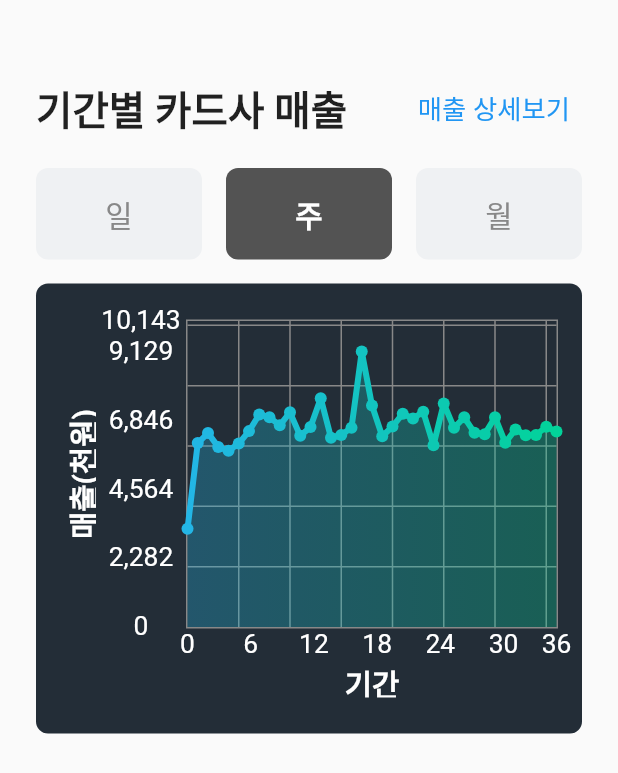
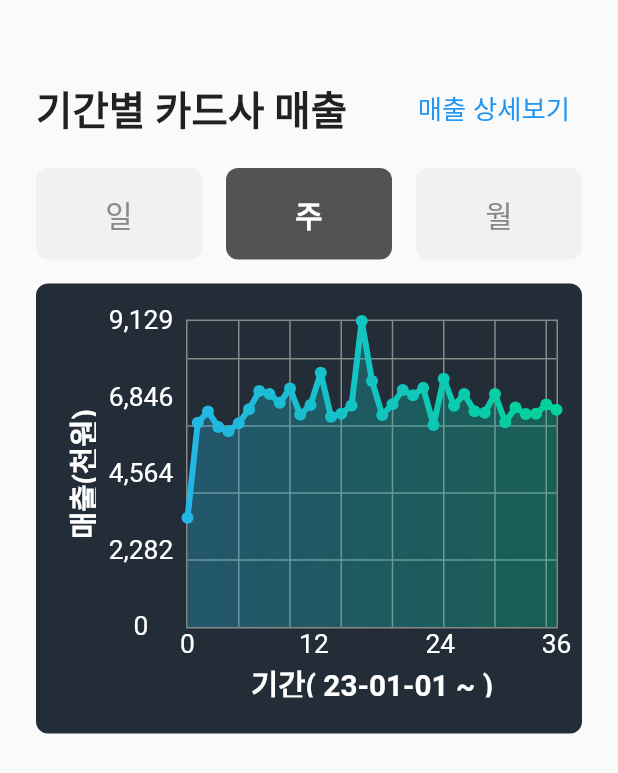
Before and after one commit to yeongwooCho/card_settlement, a Flutter app: the CustomCalculateScreen widget shown alone on an empty page, opened directly, after a tap on an icon or button, on a phone screen of 412 x 824 dp. Shown: the top 773 px of the screen. Run offline on Flutter 3.47's test engine with Material 2 defaults, Android fonts, the phone set to English and light mode, and no system bars; drawn by our look-alikes of fl_chart; our stand-ins replace data_table_2, fluttertoast, table_calendar.

Commit message:
[add] 기간별 배달어플 매출 차트 구현 완료

```diff
--- /dev/null
+++ b/lib/data/delivery/chart_delivery_data.dart
@@ -0,0 +1,239 @@
+List<dynamic> chartDeliveryData = [
+  [DateTime(2023, 1, 1), 296792],
+  [DateTime(2023, 1, 2), 130375],
+  [DateTime(2023, 1, 3), 82691],
+  [DateTime(2023, 1, 4), 140607],
+  [DateTime(2023, 1, 5), 154846],
+  [DateTime(2023, 1, 6), 177450],
+  [DateTime(2023, 1, 7), 284981],
+  [DateTime(2023, 1, 8), 153054],
+  [DateTime(2023, 1, 9), 212653],
+  [DateTime(2023, 1, 11), 140294],
+  [DateTime(2023, 1, 12), 146212],
+  [DateTime(2023, 1, 13), 149368],
+  [DateTime(2023, 1, 14), 241884],
+  [DateTime(2023, 1, 15), 95851],
+  [DateTime(2023, 1, 16), 169131],
+  [DateTime(2023, 1, 17), 41026],
+  [DateTime(2023, 1, 18), 168388],
+  [DateTime(2023, 1, 19), 130700],
+  [DateTime(2023, 1, 20), 74826],
+  [DateTime(2023, 1, 21), 281134],
+  [DateTime(2023, 1, 22), 25571],
+  [DateTime(2023, 1, 23), 284575],
+  [DateTime(2023, 1, 24), 261446],
+  [DateTime(2023, 1, 25), 201542],
+  [DateTime(2023, 1, 27), 95002],
+  [DateTime(2023, 1, 28), 131121],
+  [DateTime(2023, 1, 29), 28222],
+  [DateTime(2023, 1, 30), 49707],
+  [DateTime(2023, 1, 31), 103415],
+  [DateTime(2023, 2, 1), 153678],
+  [DateTime(2023, 2, 3), 175377],
+  [DateTime(2023, 2, 4), 333688],
+  [DateTime(2023, 2, 5), 264690],
+  [DateTime(2023, 2, 6), 128288],
+  [DateTime(2023, 2, 7), 167067],
+  [DateTime(2023, 2, 8), 173381],
+  [DateTime(2023, 2, 9), 132083],
+  [DateTime(2023, 2, 10), 100230],
+  [DateTime(2023, 2, 11), 229809],
+  [DateTime(2023, 2, 12), 241806],
+  [DateTime(2023, 2, 13), 167754],
+  [DateTime(2023, 2, 14), 115410],
+  [DateTime(2023, 2, 15), 117311],
+  [DateTime(2023, 2, 16), 82039],
+  [DateTime(2023, 2, 17), 152389],
+  [DateTime(2023, 2, 18), 300721],
+  [DateTime(2023, 2, 19), 221401],
+  [DateTime(2023, 2, 20), 105405],
+  [DateTime(2023, 2, 21), 74551],
+  [DateTime(2023, 2, 22), 146619],
+  [DateTime(2023, 2, 23), 73499],
+  [DateTime(2023, 2, 24), 106068],
+  [DateTime(2023, 2, 25), 171269],
+  [DateTime(2023, 2, 26), 153377],
+  [DateTime(2023, 2, 27), 170448],
+  [DateTime(2023, 2, 28), 313055],
+  [DateTime(2023, 3, 1), 263755],
+  [DateTime(2023, 3, 2), 151109],
+  [DateTime(2023, 3, 3), 108285],
+  [DateTime(2023, 3, 4), 106068],
+  [DateTime(2023, 3, 5), 246262],
+  [DateTime(2023, 3, 6), 102159],
+  [DateTime(2023, 3, 7), 192196],
+  [DateTime(2023, 3, 8), 127191],
+  [DateTime(2023, 3, 10), 338398],
+  [DateTime(2023, 3, 11), 94171],
+  [DateTime(2023, 3, 12), 231754],
+  [DateTime(2023, 3, 13), 182332],
+  [DateTime(2023, 3, 14), 78614],
+  [DateTime(2023, 3, 16), 121483],
+  [DateTime(2023, 3, 17), 154196],
+  [DateTime(2023, 3, 18), 232638],
+  [DateTime(2023, 3, 19), 122985],
+  [DateTime(2023, 3, 20), 149285],
+  [DateTime(2023, 3, 21), 122421],
+  [DateTime(2023, 3, 22), 101939],
+  [DateTime(2023, 3, 23), 98176],
+  [DateTime(2023, 3, 24), 198242],
+  [DateTime(2023, 3, 25), 177037],
+  [DateTime(2023, 3, 26), 313563],
+  [DateTime(2023, 3, 27), 106908],
+  [DateTime(2023, 3, 28), 162213],
+  [DateTime(2023, 3, 29), 75162],
+  [DateTime(2023, 3, 30), 72831],
+  [DateTime(2023, 3, 31), 193997],
+  [DateTime(2023, 4, 1), 78353],
+  [DateTime(2023, 4, 2), 207640],
+  [DateTime(2023, 4, 6), 108322],
+  [DateTime(2023, 4, 7), 127592],
+  [DateTime(2023, 4, 8), 0],
+  [DateTime(2023, 4, 9), 238876],
+  [DateTime(2023, 4, 10), 47030],
+  [DateTime(2023, 4, 11), 177003],
+  [DateTime(2023, 4, 12), 45716],
+  [DateTime(2023, 4, 13), 114278],
+  [DateTime(2023, 4, 14), 208458],
+  [DateTime(2023, 4, 15), 335400],
+  [DateTime(2023, 4, 16), 261655],
+  [DateTime(2023, 4, 17), 197839],
+  [DateTime(2023, 4, 18), 100306],
+  [DateTime(2023, 4, 19), 86380],
+  [DateTime(2023, 4, 20), 119626],
+  [DateTime(2023, 4, 21), 183968],
+  [DateTime(2023, 4, 22), 229320],
+  [DateTime(2023, 4, 23), 201093],
+  [DateTime(2023, 4, 24), 140799],
+  [DateTime(2023, 4, 25), 143586],
+  [DateTime(2023, 4, 26), 237709],
+  [DateTime(2023, 4, 28), 195057],
+  [DateTime(2023, 4, 29), 117165],
+  [DateTime(2023, 4, 30), 360092],
+  [DateTime(2023, 5, 1), 228557],
+  [DateTime(2023, 5, 2), 170735],
+  [DateTime(2023, 5, 3), 77959],
+  [DateTime(2023, 5, 4), 226422],
+  [DateTime(2023, 5, 5), 401415],
+  [DateTime(2023, 5, 6), 242776],
+  [DateTime(2023, 5, 7), 339221],
+  [DateTime(2023, 5, 8), 245930],
+  [DateTime(2023, 5, 10), 154441],
+  [DateTime(2023, 5, 11), 130451],
+  [DateTime(2023, 5, 12), 257368],
+  [DateTime(2023, 5, 13), 133960],
+  [DateTime(2023, 5, 14), 285578],
+  [DateTime(2023, 5, 15), 115794],
+  [DateTime(2023, 5, 16), 123545],
+  [DateTime(2023, 5, 17), 128573],
+  [DateTime(2023, 5, 18), 237410],
+  [DateTime(2023, 5, 19), 144199],
+  [DateTime(2023, 5, 20), 260349],
+  [DateTime(2023, 5, 21), 171896],
+  [DateTime(2023, 5, 22), 31814],
+  [DateTime(2023, 5, 24), 111186],
+  [DateTime(2023, 5, 25), 123433],
+  [DateTime(2023, 5, 26), 157090],
+  [DateTime(2023, 5, 27), 182793],
+  [DateTime(2023, 5, 28), 324456],
+  [DateTime(2023, 5, 29), 223759],
+  [DateTime(2023, 5, 30), 103476],
+  [DateTime(2023, 5, 31), 123050],
+  [DateTime(2023, 6, 2), 280025],
+  [DateTime(2023, 6, 3), 187742],
+  [DateTime(2023, 6, 4), 205687],
+  [DateTime(2023, 6, 5), 196610],
+  [DateTime(2023, 6, 6), 81852],
+  [DateTime(2023, 6, 7), 120815],
+  [DateTime(2023, 6, 8), 198853],
+  [DateTime(2023, 6, 9), 296741],
+  [DateTime(2023, 6, 10), 42894],
+  [DateTime(2023, 6, 11), 287080],
+  [DateTime(2023, 6, 12), 172149],
+  [DateTime(2023, 6, 13), 99138],
+  [DateTime(2023, 6, 14), 151826],
+  [DateTime(2023, 6, 15), 271274],
+  [DateTime(2023, 6, 16), 209902],
+  [DateTime(2023, 6, 17), 395787],
+  [DateTime(2023, 6, 18), 296853],
+  [DateTime(2023, 6, 19), 318744],
+  [DateTime(2023, 6, 20), 249979],
+  [DateTime(2023, 6, 22), 225983],
+  [DateTime(2023, 6, 23), 363658],
+  [DateTime(2023, 6, 24), 248321],
+  [DateTime(2023, 6, 25), 252923],
+  [DateTime(2023, 6, 26), 267180],
+  [DateTime(2023, 6, 27), 102513],
+  [DateTime(2023, 6, 28), 228254],
+  [DateTime(2023, 6, 29), 184455],
+  [DateTime(2023, 6, 30), 236364],
+  [DateTime(2023, 7, 1), 244757],
+  [DateTime(2023, 7, 2), 99662],
+  [DateTime(2023, 7, 3), 254000],
+  [DateTime(2023, 7, 5), 178040],
+  [DateTime(2023, 7, 6), 216739],
+  [DateTime(2023, 7, 7), 172869],
+  [DateTime(2023, 7, 8), 291865],
+  [DateTime(2023, 7, 9), 396725],
+  [DateTime(2023, 7, 10), 145125],
+  [DateTime(2023, 7, 11), 626027],
+  [DateTime(2023, 7, 12), 92465],
+  [DateTime(2023, 7, 13), 159384],
+  [DateTime(2023, 7, 14), 301869],
+  [DateTime(2023, 7, 15), 185658],
+  [DateTime(2023, 7, 16), 246816],
+  [DateTime(2023, 7, 17), 143123],
+  [DateTime(2023, 7, 19), 193491],
+  [DateTime(2023, 7, 20), 219330],
+  [DateTime(2023, 7, 21), 494335],
+  [DateTime(2023, 7, 22), 214629],
+  [DateTime(2023, 7, 23), 280826],
+  [DateTime(2023, 7, 24), 268548],
+  [DateTime(2023, 7, 25), 187125],
+  [DateTime(2023, 7, 26), 156590],
+  [DateTime(2023, 7, 27), 194391],
+  [DateTime(2023, 7, 28), 319768],
+  [DateTime(2023, 7, 29), 254016],
+  [DateTime(2023, 7, 30), 180982],
+  [DateTime(2023, 7, 31), 263485],
+  [DateTime(2023, 8, 2), 237876],
+  [DateTime(2023, 8, 3), 261700],
+  [DateTime(2023, 8, 4), 451594],
+  [DateTime(2023, 8, 5), 148131],
+  [DateTime(2023, 8, 6), 245241],
+  [DateTime(2023, 8, 7), 97484],
+  [DateTime(2023, 8, 8), 44101],
+  [DateTime(2023, 8, 9), 181442],
+  [DateTime(2023, 8, 10), 480504],
+  [DateTime(2023, 8, 11), 208007],
+  [DateTime(2023, 8, 12), 226700],
+  [DateTime(2023, 8, 13), 136927],
+  [DateTime(2023, 8, 14), 238036],
+  [DateTime(2023, 8, 17), 49729],
+  [DateTime(2023, 8, 18), 299672],
+  [DateTime(2023, 8, 19), 232558],
+  [DateTime(2023, 8, 20), 336155],
+  [DateTime(2023, 8, 21), 309003],
+  [DateTime(2023, 8, 23), 141622],
+  [DateTime(2023, 8, 24), 169435],
+  [DateTime(2023, 8, 25), 293194],
+  [DateTime(2023, 8, 26), 59527],
+  [DateTime(2023, 8, 27), 147295],
+  [DateTime(2023, 8, 28), 293777],
+  [DateTime(2023, 8, 29), 78570],
+  [DateTime(2023, 8, 30), 158862],
+  [DateTime(2023, 8, 31), 108833],
+  [DateTime(2023, 9, 1), 142704],
+  [DateTime(2023, 9, 2), 246014],
+  [DateTime(2023, 9, 3), 193152],
+  [DateTime(2023, 9, 4), 285954],
+  [DateTime(2023, 9, 6), 86009],
+  [DateTime(2023, 9, 7), 171351],
+  [DateTime(2023, 9, 8), 82613],
+  [DateTime(2023, 9, 9), 149731],
+  [DateTime(2023, 9, 10), 180525],
+  [DateTime(2023, 9, 11), 90069],
+  [DateTime(2023, 9, 12), 83668],
+  [DateTime(2023, 9, 13), 172104],
+  [DateTime(2023, 9, 14), 221827]
+];
--- /dev/null
+++ b/lib/data/delivery/chart_delivery_day_data.dart
@@ -0,0 +1,242 @@
+import 'package:fl_chart/fl_chart.dart';
+
+double maxChartDeliveryDayData = 626.027;
+List<FlSpot> chartDeliveryDayData = [
+  FlSpot(0.0, 296.792),
+  FlSpot(1.0, 130.375),
+  FlSpot(2.0, 82.691),
+  FlSpot(3.0, 140.607),
+  FlSpot(4.0, 154.846),
+  FlSpot(5.0, 177.45),
+  FlSpot(6.0, 284.981),
+  FlSpot(7.0, 153.054),
+  FlSpot(8.0, 212.653),
+  FlSpot(9.0, 140.294),
+  FlSpot(10.0, 146.212),
+  FlSpot(11.0, 149.368),
+  FlSpot(12.0, 241.884),
+  FlSpot(13.0, 95.851),
+  FlSpot(14.0, 169.131),
+  FlSpot(15.0, 41.026),
+  FlSpot(16.0, 168.388),
+  FlSpot(17.0, 130.7),
+  FlSpot(18.0, 74.826),
+  FlSpot(19.0, 281.134),
+  FlSpot(20.0, 25.571),
+  FlSpot(21.0, 284.575),
+  FlSpot(22.0, 261.446),
+  FlSpot(23.0, 201.542),
+  FlSpot(24.0, 95.002),
+  FlSpot(25.0, 131.121),
+  FlSpot(26.0, 28.222),
+  FlSpot(27.0, 49.707),
+  FlSpot(28.0, 103.415),
+  FlSpot(29.0, 153.678),
+  FlSpot(30.0, 175.377),
+  FlSpot(31.0, 333.688),
+  FlSpot(32.0, 264.69),
+  FlSpot(33.0, 128.288),
+  FlSpot(34.0, 167.067),
+  FlSpot(35.0, 173.381),
+  FlSpot(36.0, 132.083),
+  FlSpot(37.0, 100.23),
+  FlSpot(38.0, 229.809),
+  FlSpot(39.0, 241.806),
+  FlSpot(40.0, 167.754),
+  FlSpot(41.0, 115.41),
+  FlSpot(42.0, 117.311),
+  FlSpot(43.0, 82.039),
+  FlSpot(44.0, 152.389),
+  FlSpot(45.0, 300.721),
+  FlSpot(46.0, 221.401),
+  FlSpot(47.0, 105.405),
+  FlSpot(48.0, 74.551),
+  FlSpot(49.0, 146.619),
+  FlSpot(50.0, 73.499),
+  FlSpot(51.0, 106.068),
+  FlSpot(52.0, 171.269),
+  FlSpot(53.0, 153.377),
+  FlSpot(54.0, 170.448),
+  FlSpot(55.0, 313.055),
+  FlSpot(56.0, 263.755),
+  FlSpot(57.0, 151.109),
+  FlSpot(58.0, 108.285),
+  FlSpot(59.0, 106.068),
+  FlSpot(60.0, 246.262),
+  FlSpot(61.0, 102.159),
+  FlSpot(62.0, 192.196),
+  FlSpot(63.0, 127.191),
+  FlSpot(64.0, 338.398),
+  FlSpot(65.0, 94.171),
+  FlSpot(66.0, 231.754),
+  FlSpot(67.0, 182.332),
+  FlSpot(68.0, 78.614),
+  FlSpot(69.0, 121.483),
+  FlSpot(70.0, 154.196),
+  FlSpot(71.0, 232.638),
+  FlSpot(72.0, 122.985),
+  FlSpot(73.0, 149.285),
+  FlSpot(74.0, 122.421),
+  FlSpot(75.0, 101.939),
+  FlSpot(76.0, 98.176),
+  FlSpot(77.0, 198.242),
+  FlSpot(78.0, 177.037),
+  FlSpot(79.0, 313.563),
+  FlSpot(80.0, 106.908),
+  FlSpot(81.0, 162.213),
+  FlSpot(82.0, 75.162),
+  FlSpot(83.0, 72.831),
+  FlSpot(84.0, 193.997),
+  FlSpot(85.0, 78.353),
+  FlSpot(86.0, 207.64),
+  FlSpot(87.0, 108.322),
+  FlSpot(88.0, 127.592),
+  FlSpot(89.0, 0.0),
+  FlSpot(90.0, 238.876),
+  FlSpot(91.0, 47.03),
+  FlSpot(92.0, 177.003),
+  FlSpot(93.0, 45.716),
+  FlSpot(94.0, 114.278),
+  FlSpot(95.0, 208.458),
+  FlSpot(96.0, 335.4),
+  FlSpot(97.0, 261.655),
+  FlSpot(98.0, 197.839),
+  FlSpot(99.0, 100.306),
+  FlSpot(100.0, 86.38),
+  FlSpot(101.0, 119.626),
+  FlSpot(102.0, 183.968),
+  FlSpot(103.0, 229.32),
+  FlSpot(104.0, 201.093),
+  FlSpot(105.0, 140.799),
+  FlSpot(106.0, 143.586),
+  FlSpot(107.0, 237.709),
+  FlSpot(108.0, 195.057),
+  FlSpot(109.0, 117.165),
+  FlSpot(110.0, 360.092),
+  FlSpot(111.0, 228.557),
+  FlSpot(112.0, 170.735),
+  FlSpot(113.0, 77.959),
+  FlSpot(114.0, 226.422),
+  FlSpot(115.0, 401.415),
+  FlSpot(116.0, 242.776),
+  FlSpot(117.0, 339.221),
+  FlSpot(118.0, 245.93),
+  FlSpot(119.0, 154.441),
+  FlSpot(120.0, 130.451),
+  FlSpot(121.0, 257.368),
+  FlSpot(122.0, 133.96),
+  FlSpot(123.0, 285.578),
+  FlSpot(124.0, 115.794),
+  FlSpot(125.0, 123.545),
+  FlSpot(126.0, 128.573),
+  FlSpot(127.0, 237.41),
+  FlSpot(128.0, 144.199),
+  FlSpot(129.0, 260.349),
+  FlSpot(130.0, 171.896),
+  FlSpot(131.0, 31.814),
+  FlSpot(132.0, 111.186),
+  FlSpot(133.0, 123.433),
+  FlSpot(134.0, 157.09),
+  FlSpot(135.0, 182.793),
+  FlSpot(136.0, 324.456),
+  FlSpot(137.0, 223.759),
+  FlSpot(138.0, 103.476),
+  FlSpot(139.0, 123.05),
+  FlSpot(140.0, 280.025),
+  FlSpot(141.0, 187.742),
+  FlSpot(142.0, 205.687),
+  FlSpot(143.0, 196.61),
+  FlSpot(144.0, 81.852),
+  FlSpot(145.0, 120.815),
+  FlSpot(146.0, 198.853),
+  FlSpot(147.0, 296.741),
+  FlSpot(148.0, 42.894),
+  FlSpot(149.0, 287.08),
+  FlSpot(150.0, 172.149),
+  FlSpot(151.0, 99.138),
+  FlSpot(152.0, 151.826),
+  FlSpot(153.0, 271.274),
+  FlSpot(154.0, 209.902),
+  FlSpot(155.0, 395.787),
+  FlSpot(156.0, 296.853),
+  FlSpot(157.0, 318.744),
+  FlSpot(158.0, 249.979),
+  FlSpot(159.0, 225.983),
+  FlSpot(160.0, 363.658),
+  FlSpot(161.0, 248.321),
+  FlSpot(162.0, 252.923),
+  FlSpot(163.0, 267.18),
+  FlSpot(164.0, 102.513),
+  FlSpot(165.0, 228.254),
+  FlSpot(166.0, 184.455),
+  FlSpot(167.0, 236.364),
+  FlSpot(168.0, 244.757),
+  FlSpot(169.0, 99.662),
+  FlSpot(170.0, 254.0),
+  FlSpot(171.0, 178.04),
+  FlSpot(172.0, 216.739),
+  FlSpot(173.0, 172.869),
+  FlSpot(174.0, 291.865),
+  FlSpot(175.0, 396.725),
+  FlSpot(176.0, 145.125),
+  FlSpot(177.0, 626.027),
+  FlSpot(178.0, 92.465),
+  FlSpot(179.0, 159.384),
+  FlSpot(180.0, 301.869),
+  FlSpot(181.0, 185.658),
+  FlSpot(182.0, 246.816),
+  FlSpot(183.0, 143.123),
+  FlSpot(184.0, 193.491),
+  FlSpot(185.0, 219.33),
+  FlSpot(186.0, 494.335),
+  FlSpot(187.0, 214.629),
+  FlSpot(188.0, 280.826),
+  FlSpot(189.0, 268.548),
+  FlSpot(190.0, 187.125),
+  FlSpot(191.0, 156.59),
+  FlSpot(192.0, 194.391),
+  FlSpot(193.0, 319.768),
+  FlSpot(194.0, 254.016),
+  FlSpot(195.0, 180.982),
+  FlSpot(196.0, 263.485),
+  FlSpot(197.0, 237.876),
+  FlSpot(198.0, 261.7),
+  FlSpot(199.0, 451.594),
+  FlSpot(200.0, 148.131),
+  FlSpot(201.0, 245.241),
+  FlSpot(202.0, 97.484),
+  FlSpot(203.0, 44.101),
+  FlSpot(204.0, 181.442),
+  FlSpot(205.0, 480.504),
+  FlSpot(206.0, 208.007),
+  FlSpot(207.0, 226.7),
+  FlSpot(208.0, 136.927),
+  FlSpot(209.0, 238.036),
+  FlSpot(210.0, 49.729),
+  FlSpot(211.0, 299.672),
+  FlSpot(212.0, 232.558),
+  FlSpot(213.0, 336.155),
+  FlSpot(214.0, 309.003),
+  FlSpot(215.0, 141.622),
+  FlSpot(216.0, 169.435),
+  FlSpot(217.0, 293.194),
+  FlSpot(218.0, 59.527),
+  FlSpot(219.0, 147.295),
+  FlSpot(220.0, 293.777),
+  FlSpot(221.0, 78.57),
+  FlSpot(222.0, 158.862),
+  FlSpot(223.0, 108.833),
+  FlSpot(224.0, 142.704),
+  FlSpot(225.0, 246.014),
+  FlSpot(226.0, 193.152),
+  FlSpot(227.0, 285.954),
+  FlSpot(228.0, 86.009),
+  FlSpot(229.0, 171.351),
+  FlSpot(230.0, 82.613),
+  FlSpot(231.0, 149.731),
+  FlSpot(232.0, 180.525),
+  FlSpot(233.0, 90.069),
+  FlSpot(234.0, 83.668),
+  FlSpot(235.0, 172.104),
+  FlSpot(236.0, 221.827),
+];
--- /dev/null
+++ b/lib/data/delivery/chart_delivery_month_data.dart
@@ -0,0 +1,14 @@
+import 'package:fl_chart/fl_chart.dart';
+
+double maxChartDeliveryMonthData = 6983.0;
+List<FlSpot> chartDeliveryMonthData = [
+  FlSpot(1.0, 4453.0),
+  FlSpot(2.0, 4569.0),
+  FlSpot(3.0, 4623.0),
+  FlSpot(4.0, 4263.0),
+  FlSpot(5.0, 5456.0),
+  FlSpot(6.0, 6175.0),
+  FlSpot(7.0, 6983.0),
+  FlSpot(8.0, 5638.0),
+  FlSpot(9.0, 2107.0),
+];
--- /dev/null
+++ b/lib/data/delivery/chart_delivery_week_data.dart
@@ -0,0 +1,43 @@
+import 'package:fl_chart/fl_chart.dart';
+
+double maxChartDeliveryWeekData = 1942.0;
+List<FlSpot> chartDeliveryWeekData = [
+  FlSpot(0.0, 651.0),
+  FlSpot(1.0, 1123.0),
+  FlSpot(2.0, 1011.0),
+  FlSpot(3.0, 1261.0),
+  FlSpot(4.0, 561.0),
+  FlSpot(5.0, 1242.0),
+  FlSpot(6.0, 1104.0),
+  FlSpot(7.0, 1083.0),
+  FlSpot(8.0, 1250.0),
+  FlSpot(9.0, 1032.0),
+  FlSpot(10.0, 925.0),
+  FlSpot(11.0, 1004.0),
+  FlSpot(12.0, 1131.0),
+  FlSpot(13.0, 553.0),
+  FlSpot(14.0, 745.0),
+  FlSpot(15.0, 1303.0),
+  FlSpot(16.0, 1257.0),
+  FlSpot(17.0, 1150.0),
+  FlSpot(18.0, 1609.0),
+  FlSpot(19.0, 1176.0),
+  FlSpot(20.0, 956.0),
+  FlSpot(21.0, 1237.0),
+  FlSpot(22.0, 1074.0),
+  FlSpot(23.0, 1249.0),
+  FlSpot(24.0, 1743.0),
+  FlSpot(25.0, 1689.0),
+  FlSpot(26.0, 1197.0),
+  FlSpot(27.0, 1942.0),
+  FlSpot(28.0, 1230.0),
+  FlSpot(29.0, 1822.0),
+  FlSpot(30.0, 1450.0),
+  FlSpot(31.0, 1429.0),
+  FlSpot(32.0, 1291.0),
+  FlSpot(33.0, 1370.0),
+  FlSpot(34.0, 1201.0),
+  FlSpot(35.0, 1063.0),
+  FlSpot(36.0, 931.0),
+  FlSpot(37.0, 222.0),
+];
--- a/lib/sales/component/custom_calculate_container.dart
+++ b/lib/sales/component/custom_calculate_container.dart
@@ -1,5 +1,13 @@
+import 'dart:developer';
+
+import 'package:card_settlement/common/util/datetime.dart';
+import 'package:card_settlement/common/util/map_with_index.dart';
 import 'package:card_settlement/data/card/chart_card_day_data.dart';
 import 'package:card_settlement/data/card/chart_card_week_data.dart';
+import 'package:card_settlement/data/delivery/chart_delivery_data.dart';
+import 'package:card_settlement/data/delivery/chart_delivery_day_data.dart';
+import 'package:card_settlement/data/delivery/chart_delivery_month_data.dart';
+import 'package:card_settlement/data/delivery/chart_delivery_week_data.dart';
 import 'package:fl_chart/fl_chart.dart';
 import 'package:flutter/material.dart';
 
@@ -29,6 +37,46 @@ class _CustomCalculateScreenState extends State<CustomCalculateScreen> {
 
   @override
   Widget build(BuildContext context) {
+    // Day
+    // int maxValue = 0;
+    // var zxc = chartDeliveryData.mapWithIndex<FlSpot>((p0, i) {
+    //   if (maxValue < p0.last) {
+    //     maxValue = p0.last;
+    //   }
+    //   return FlSpot(i.toDouble(), p0.last.toDouble() / 1000);
+    // }).toList();
+    // log(zxc.toString());
+    // log(maxValue.toString());
+
+    // Week
+    // Map<int, double> temp = {};
+    // for(dynamic e in chartDeliveryData) {
+    //   DateTime date = e.first;
+    //   double money = (e.last / 1000).roundToDouble();
+    //
+    //   if (temp.containsKey(date.getWeekNumber())) {
+    //     temp[date.getWeekNumber()] = (temp[date.getWeekNumber()]! + money);
+    //   } else {
+    //     temp[date.getWeekNumber()] = money;
+    //   }
+    // }
+    // log(temp.toString());
+
+    // // Month
+    // Map<int, double> temp = {};
+    // for(dynamic e in chartDeliveryData) {
+    //   DateTime date = e.first;
+    //   double money = (e.last / 1000).roundToDouble();
+    //
+    //
+    //   if (temp.containsKey(date.month)) {
+    //     temp[date.month] = (temp[date.month]! + money);
+    //   } else {
+    //     temp[date.month] = money;
+    //   }
+    // }
+    // log(temp.toString());
+
     return Padding(
       padding: const EdgeInsets.symmetric(
         horizontal: 24.0,
@@ -99,7 +147,7 @@ class _CustomCalculateScreenState extends State<CustomCalculateScreen> {
           const SizedBox(height: 16.0),
           CustomChart(
             leftTitle: '매출(천원)',
-            bottomTitle: '기간',
+            bottomTitle: '기간( 23-01-01 ~ )',
             data: getData(),
             maxValue: getMaxValue(),
           ),
@@ -114,15 +162,15 @@ class _CustomCalculateScreenState extends State<CustomCalculateScreen> {
       case 0:
         widget.isCard
             ? returnData = chartCardDayData
-            : returnData = chartCardDayData;
+            : returnData = chartDeliveryDayData;
       case 1:
         widget.isCard
             ? returnData = chartCardWeekData
-            : returnData = chartCardDayData;
+            : returnData = chartDeliveryWeekData;
       case 2:
         widget.isCard
             ? returnData = chartCardMonthData
-            : returnData = chartCardDayData;
+            : returnData = chartDeliveryMonthData;
       default:
         returnData = [];
     }
@@ -135,15 +183,15 @@ class _CustomCalculateScreenState extends State<CustomCalculateScreen> {
       case 0:
         widget.isCard
             ? returnData = maxChartCardDayData
-            : returnData = maxChartCardDayData;
+            : returnData = maxChartDeliveryDayData;
       case 1:
         widget.isCard
             ? returnData = maxChartCardWeekData
-            : returnData = maxChartCardWeekData;
+            : returnData = maxChartDeliveryWeekData;
       case 2:
         widget.isCard
             ? returnData = maxChartCardMonthData
-            : returnData = maxChartCardMonthData;
+            : returnData = maxChartDeliveryMonthData;
       default:
         returnData = 0.0;
     }
--- a/lib/sales/component/custom_chart.dart
+++ b/lib/sales/component/custom_chart.dart
@@ -44,7 +44,7 @@ class _CustomChartState extends State<CustomChart> {
           padding: const EdgeInsets.symmetric(vertical: 24.0, horizontal: 16.0),
           child: LineChart(
             getLineChardData(),
-            duration: const Duration(seconds: 2), // Optional
+            duration: const Duration(milliseconds: 1000), // Optional
             curve: Curves.linear, // Optional
           ),
         ),
@@ -113,7 +113,7 @@ class _CustomChartState extends State<CustomChart> {
       showTitles: true,
       reservedSize: 22,
       // text height
-      interval: widget.data.length ~/ 6 != 0 ? widget.data.length / 6 : 1.0,
+      interval: widget.data.length ~/ 3 != 0 ? widget.data.length / 3 : 1.0,
       // participants.length ~/ 8 != 0 ? participants.length / 8 : 1.0,
       getTitlesWidget: (double value, TitleMeta meta) {
         late String title;
@@ -135,7 +135,7 @@ class _CustomChartState extends State<CustomChart> {
   LineChartData getLineChardData() {
     return LineChartData(
       minY: 0.0,
-      maxY: widget.maxValue * 10 / 9,
+      maxY: widget.maxValue,
       lineBarsData: getLineBarsData(),
       gridData: FlGridData(
         show: true,
```
